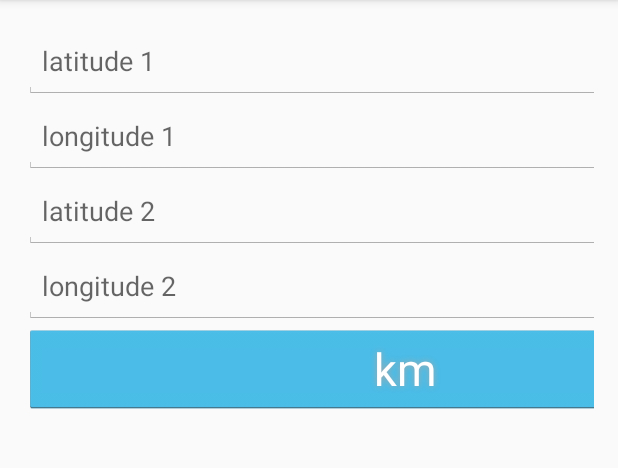
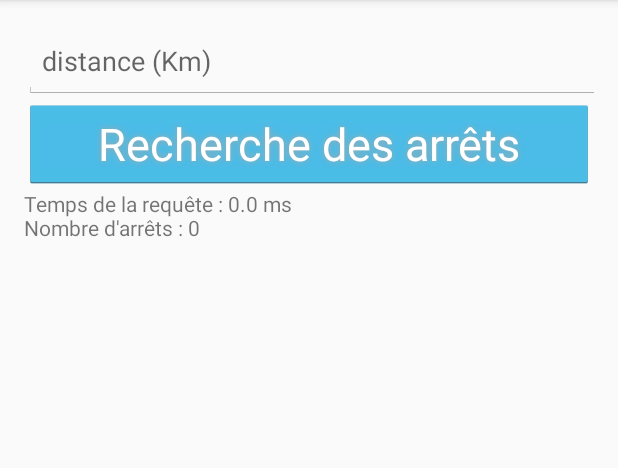
Before and after one commit to galasky/expert-its, an Android app: the screen it shows after launch (MainActivity), in the options menu, after a tap on "Settings", on a phone screen of 412 x 824 dp, the part 84-552 px from its top. Run offline under Robolectric (Android 15) with nearby library versions, the phone set to English and light mode, and no system bars; 8 statements that could not run were skipped.

Commit message:
list top

```diff
--- /dev/null
+++ b/TestBasedeDonne/app/src/main/java/com/example/app/CoordinateGPS.java
@@ -0,0 +1,16 @@
+package com.example.app;
+
+/**
+ * Created by Administrateur on 10/04/14.
+ */
+public class CoordinateGPS {
+
+    public CoordinateGPS() {}
+
+    public CoordinateGPS(double la, double lo) {
+        longitude = lo;
+        latitude = la;
+    }
+    public double longitude;
+    public double latitude;
+}
--- a/TestBasedeDonne/app/src/main/java/com/example/app/MainActivity.java
+++ b/TestBasedeDonne/app/src/main/java/com/example/app/MainActivity.java
@@ -1,9 +1,11 @@
 package com.example.app;
 
+import android.os.CountDownTimer;
 import android.support.v7.app.ActionBarActivity;
 import android.support.v7.app.ActionBar;
 import android.support.v4.app.Fragment;
 import android.os.Bundle;
+import android.util.Log;
 import android.view.LayoutInflater;
 import android.view.Menu;
 import android.view.MenuItem;
@@ -17,11 +19,16 @@ import android.widget.TextView;
 
 import java.io.IOException;
 import java.sql.SQLException;
+import java.util.HashMap;
+import java.util.Iterator;
+import java.util.List;
+import java.util.Timer;
 
 public class MainActivity extends ActionBarActivity {
 
-    private DataBaseHelper myDbHelper;
+    private Territory territory = new Territory(this);
     private Button button;
+    private HashMap<String, Stop> hashMapStops;
     @Override
     protected void onCreate(Bundle savedInstanceState) {
         super.onCreate(savedInstanceState);
@@ -32,49 +39,43 @@ public class MainActivity extends ActionBarActivity {
                     .add(R.id.container, new PlaceholderFragment())
                     .commit();
         }
-        loadData();
     }
 
-    public void loadData() {
-        myDbHelper = new DataBaseHelper(this);
-        try {
-            myDbHelper.createDataBase();
-
-        } catch (IOException ioe) {
-            throw new Error("Unable to create database");
-        }
-        try {
-
-            myDbHelper.openDataBase();
-
-        }catch(SQLException sqle){
-
-        }
+    //distance in Km
+    public void listStop(View v) {
+       // double distance = (EditText) findViewById(R.id.distance);
+        double time = System.currentTimeMillis();
+        hashMapStops = territory.getListStopByDistance(5, new CoordinateGPS(48.09275716032735, -1.64794921875));
+        TextView text = (TextView) findViewById(R.id.text);
+        Iterator i = hashMapStops.entrySet().iterator();
+        Stop stop = null;
+        String str = new String();
+        str += "Temps de la requête : " + (System.currentTimeMillis() - time) + " ms\n";
+        str += "Nombre d'arrêts : " + hashMapStops.entrySet().size() + "\n\n";
+        /*while(i.hasNext()){
+            stop = (Stops) i.next();
+            str += "Latitude : " + stop.getCoord().latitude + " Longitude : " + stop.getCoord().longitude + "\n";
+        }*/
+        text.setText(str);
     }
 
-    public void testData(View w) {
-        EditText lat1 = (EditText) findViewById(R.id.lat1);
-        EditText lon1 = (EditText) findViewById(R.id.lon1);
-        EditText lat2 = (EditText) findViewById(R.id.lat2);
-        EditText lon2 = (EditText) findViewById(R.id.lon2);
-        button = (Button) findViewById(R.id.angry_btn);
-        String result = new String();
-        result = String.valueOf(distanceAB(new Double(lat1.getText().toString()), new Double(lon1.getText().toString()), new Double(lat2.getText().toString()), new Double(lon2.getText().toString())));
-        button.setText(result + " km");
-    }
-
-    // lat1, lat2, lon1, lon2 in degrees
-    public double distanceAB(double lat1, double lon1, double lat2, double lon2) {
-        double R = 6371; // km
-        double dLat = Math.toRadians(lat2-lat1);
-        double dLon = Math.toRadians(lon2-lon1);
-        lat1 = Math.toRadians(lat1);
-        lat2 = Math.toRadians(lat2);
-        double a = Math.sin(dLat/2) * Math.sin(dLat/2) +
-                Math.sin(dLon/2) * Math.sin(dLon/2) * Math.cos(lat1) * Math.cos(lat2);
-        double c = 2 * Math.atan2(Math.sqrt(a), Math.sqrt(1-a));
-        double d = R * c;
-        return d;
+    public void infoStop(View w) {
+        EditText dist = (EditText) findViewById(R.id.distance);
+        Stop stop = territory.getStopById(dist.getText().toString());
+        TextView text = (TextView) findViewById(R.id.text);
+        String str = new String();
+        str += "Stop info : \n";
+        str += "Nom de l'arret : " + stop.stop_name + "\n";
+        str += "Description : " + stop.stop_desc + "\n";
+        str += "latitude : " + stop.stop_lat + "\n";
+        str += "lontitide : " + stop.stop_lon + "\n";
+        str += "list trip :\n";
+        Iterator<String> i = stop.list_trip.iterator();
+        while (i.hasNext()) {
+            String trip = i.next();
+            str += "\t\t" + trip + "\n";
+        }
+        text.setText(str);
     }
 
     @Override
--- /dev/null
+++ b/TestBasedeDonne/app/src/main/java/com/example/app/Territory.java
@@ -0,0 +1,59 @@
+package com.example.app;
+
+import android.content.Context;
+import android.util.Log;
+import android.util.Pair;
+
+import java.io.IOException;
+import java.sql.SQLException;
+import java.util.Date;
+import java.util.HashMap;
+
+/**
+ * Created by Administrateur on 11/04/14.
+ */
+public class Territory {
+    private DataBaseHelper  myDbHelper;
+    private Context         myContext;
+
+    public Territory(Context context) {
+        myContext = context;
+        this.loadData();
+    }
+
+    public HashMap<String, Stop>   getListStopByDistance(double distance, CoordinateGPS position) {
+        Date d = new Date();
+
+        Log.d("galasky", "Available : " + myDbHelper.isServiceAvailable("16", d));
+        return myDbHelper.getHashMapStopsByDistance(distance, position);
+    }
+
+    public Stop getStopById(String id) {
+        return myDbHelper.getStopById(id);
+    }
+
+
+
+    public Path getPath(Date today, String StopId) {
+        Path path = new Path();
+
+        return path;
+    }
+
+    private void loadData() {
+        myDbHelper = new DataBaseHelper(myContext);
+        try {
+            myDbHelper.createDataBase();
+
+        } catch (IOException ioe) {
+            throw new Error("Unable to create database");
+        }
+        try {
+
+            myDbHelper.openDataBase();
+
+        }catch(SQLException sqle){
+
+        }
+    }
+}
--- a/TestBasedeDonne/app/src/main/res/layout/fragment_main.xml
+++ b/TestBasedeDonne/app/src/main/res/layout/fragment_main.xml
@@ -9,41 +9,26 @@
     tools:context="com.example.app.MainActivity$PlaceholderFragment">
 
 
-
     <LinearLayout xmlns:android="http://schemas.android.com/apk/res/android"
         android:layout_width="fill_parent"
         android:layout_height="fill_parent"
         android:orientation="vertical" >
 
     <EditText
-        android:id="@+id/lat1"
-        android:hint="latitude 1"
-        android:layout_width="500dp"
-        android:layout_height="50dp" />
-    <EditText
-        android:id="@+id/lon1"
-        android:hint="longitude 1"
-        android:layout_width="500dp"
-        android:layout_height="50dp" />
-    <EditText
-        android:id="@+id/lat2"
-        android:hint="latitude 2"
-        android:layout_width="500dp"
-        android:layout_height="50dp" />
-    <EditText
-        android:id="@+id/lon2"
-        android:hint="longitude 2"
+        android:id="@+id/distance"
+        android:inputType="numberDecimal"
+        android:hint="distance (Km)"
         android:layout_width="500dp"
         android:layout_height="50dp" />
 
         <Button
             android:id="@+id/angry_btn"
 
-            android:text="calcul"
+            android:text="Recherche des arrêts"
             android:textColor="#FFFFFF"
             android:textSize="30sp"
-            android:onClick="testData"
-            android:layout_width="500dp"
+            android:onClick="listStop"
+            android:layout_width="fill_parent"
             android:layout_height="60dp"
             android:background="@drawable/apptheme_btn_default_holo_light"
             android:shadowColor="#A8A8A8"
@@ -52,7 +37,15 @@
             android:shadowRadius="5"
             />
 
+        <ScrollView xmlns:android="http://schemas.android.com/apk/res/android"
+            android:layout_width="fill_parent"
+            android:layout_height="fill_parent">
+            <TextView
+                android:id="@+id/text"
+                android:layout_width="match_parent"
+                android:layout_height="match_parent" />
+        </ScrollView>
+
     </LinearLayout>
 
-
 </RelativeLayout>
```
Also changed, not shown: TestBasedeDonne/app/src/main/java/com/example/app/DataBaseHelper.java (+78 -15 lines), TestBasedeDonne/app/src/main/java/com/example/app/Path.java (added, +7 -0 lines), TestBasedeDonne/app/src/main/java/com/example/app/Stop.java (added, +28 -0 lines), 1 other file.
